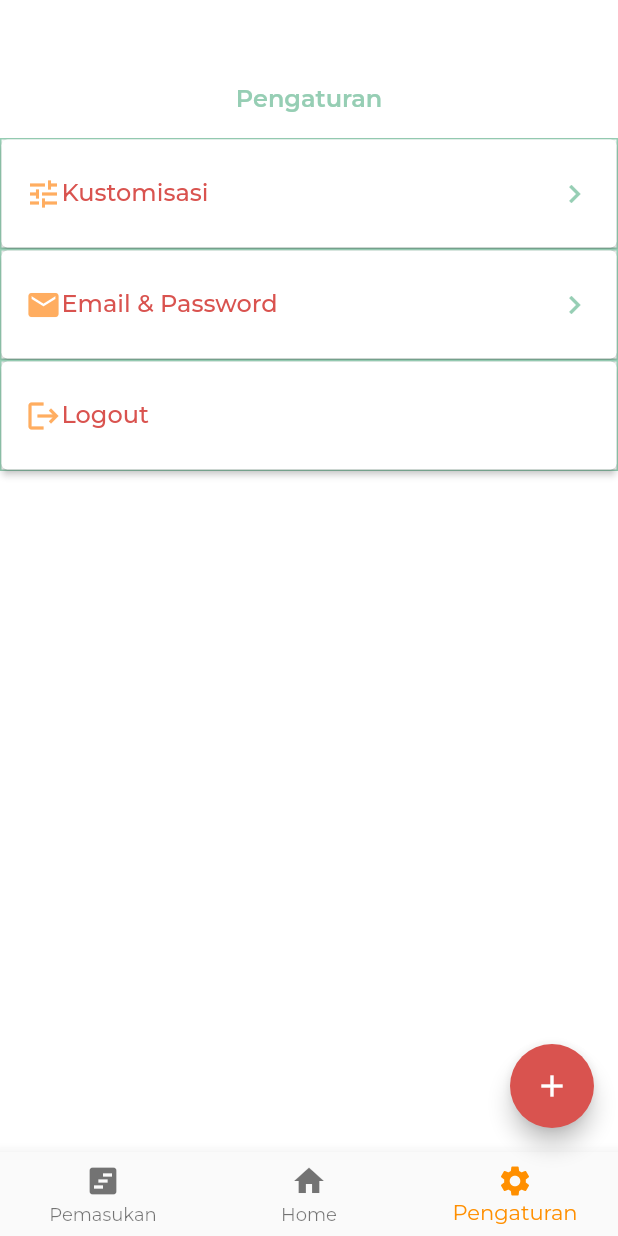
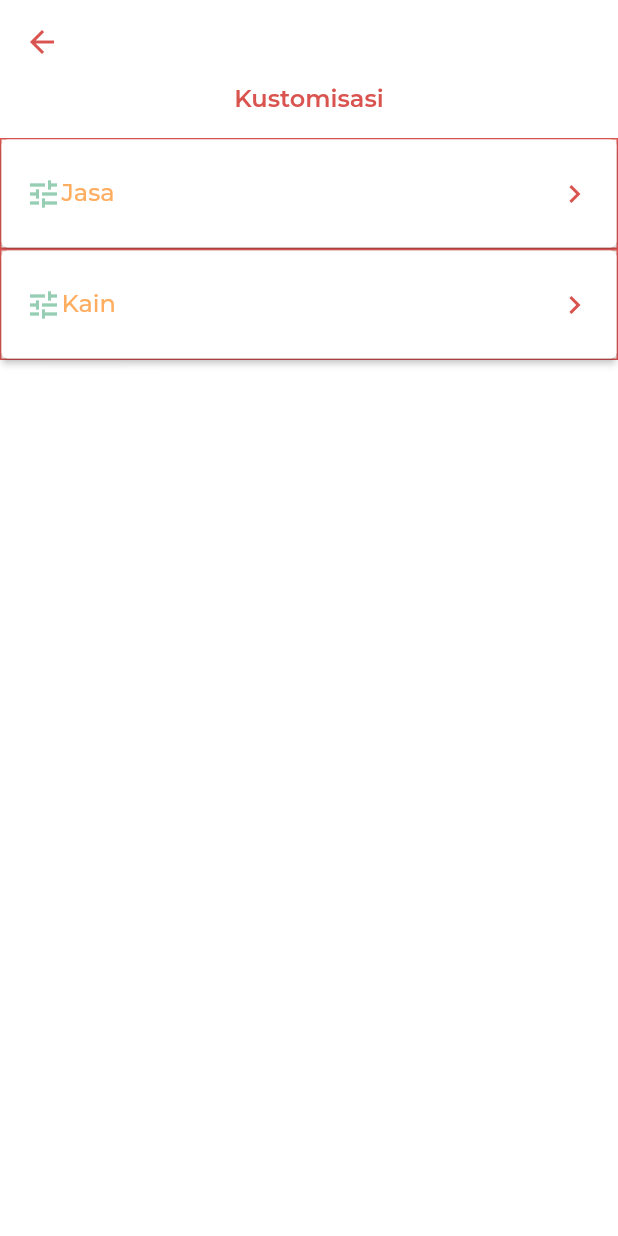
Before and after one commit to qonythazu/tugas-ippl, a Flutter app: the Home screen opened directly, item 3 of the bottom bar chosen, after a tap on "Kustomisasi", on a phone screen of 412 x 824 dp. Run offline on Flutter 3.47's test engine with Material 2 defaults, Android fonts, the phone set to English and light mode, and no system bars; project files that could hold a hidden picture were left out.

Commit message:
Menambah page kustom nya

```diff
--- a/lib/home.dart
+++ b/lib/home.dart
@@ -1,3 +1,4 @@
+import 'package:anuy/kustomisasi.dart';
 import 'package:anuy/pilihpesanan.dart';
 import 'package:flutter/material.dart';
 import 'package:flutter/src/widgets/container.dart';
@@ -32,8 +33,7 @@ class _HomeState extends State<Home> {
           title: const Text(""),
           backgroundColor: Colors.transparent,
           elevation: 0,
-          iconTheme: IconThemeData(color: Color(0xff96CEB4))
-      ),
+          iconTheme: IconThemeData(color: Color(0xff96CEB4))),
       floatingActionButton: FloatingActionButton(
         onPressed: () {
           Navigator.push(
@@ -107,9 +107,21 @@ class HomeScreen extends StatelessWidget {
                 // 0xffD9534F
                 // 0xff96CEB4
                 // 0xffFFAD60
-                Notes(user : "User A", kerjaan : "Kemeja", noHp: "08xx-xxxx-67xx", warna : 0xffD9534F),
-                Notes(user : "User B", kerjaan : "Kemeja", noHp: "08xx-xxxx-67xx", warna : 0xff96CEB4),
-                Notes(user : "User C", kerjaan : "Kemeja", noHp: "08xx-xxxx-67xx", warna : 0xffFFAD60),
+                Notes(
+                    user: "User A",
+                    kerjaan: "Kemeja",
+                    noHp: "08xx-xxxx-67xx",
+                    warna: 0xffD9534F),
+                Notes(
+                    user: "User B",
+                    kerjaan: "Kemeja",
+                    noHp: "08xx-xxxx-67xx",
+                    warna: 0xff96CEB4),
+                Notes(
+                    user: "User C",
+                    kerjaan: "Kemeja",
+                    noHp: "08xx-xxxx-67xx",
+                    warna: 0xffFFAD60),
               ],
             ),
           ),
@@ -131,9 +143,21 @@ class HomeScreen extends StatelessWidget {
             child: ListView(
               scrollDirection: Axis.horizontal,
               children: <Widget>[
-                Notes(user : "User D", kerjaan : "Kemeja", noHp: "08xx-xxxx-67xx", warna : 0xff96CEB4),
-                Notes(user : "User E", kerjaan : "Kemeja", noHp: "08xx-xxxx-67xx", warna : 0xffFFAD60),
-                Notes(user : "User F", kerjaan : "Kemeja", noHp: "08xx-xxxx-67xx", warna : 0xffD9534F),
+                Notes(
+                    user: "User D",
+                    kerjaan: "Kemeja",
+                    noHp: "08xx-xxxx-67xx",
+                    warna: 0xff96CEB4),
+                Notes(
+                    user: "User E",
+                    kerjaan: "Kemeja",
+                    noHp: "08xx-xxxx-67xx",
+                    warna: 0xffFFAD60),
+                Notes(
+                    user: "User F",
+                    kerjaan: "Kemeja",
+                    noHp: "08xx-xxxx-67xx",
+                    warna: 0xffD9534F),
               ],
             ),
           ),
@@ -155,9 +179,21 @@ class HomeScreen extends StatelessWidget {
             child: ListView(
               scrollDirection: Axis.horizontal,
               children: <Widget>[
-                Notes(user : "User H", kerjaan : "Kemeja", noHp: "08xx-xxxx-67xx", warna : 0xffFFAD60),
-                Notes(user : "User I", kerjaan : "Kemeja", noHp: "08xx-xxxx-67xx", warna : 0xffD9534F),
-                Notes(user : "User J", kerjaan : "Kemeja", noHp: "08xx-xxxx-67xx", warna : 0xff96CEB4),
+                Notes(
+                    user: "User H",
+                    kerjaan: "Kemeja",
+                    noHp: "08xx-xxxx-67xx",
+                    warna: 0xffFFAD60),
+                Notes(
+                    user: "User I",
+                    kerjaan: "Kemeja",
+                    noHp: "08xx-xxxx-67xx",
+                    warna: 0xffD9534F),
+                Notes(
+                    user: "User J",
+                    kerjaan: "Kemeja",
+                    noHp: "08xx-xxxx-67xx",
+                    warna: 0xff96CEB4),
               ],
             ),
           )
@@ -180,84 +216,99 @@ class PengaturanScreen extends StatelessWidget {
               padding: const EdgeInsets.only(bottom: 16.0),
               child: Text(
                 "Pengaturan",
-                style: TextStyle(color: Color(0xff96CEB4), fontSize: 16, fontWeight: FontWeight.w600),
+                style: TextStyle(
+                    color: Color(0xff96CEB4),
+                    fontSize: 16,
+                    fontWeight: FontWeight.w600),
               ),
             ),
             Container(
-              decoration: BoxDecoration(
-                border: Border.all(
-                  color: Color(0xff96CEB4)
+              decoration:
+                  BoxDecoration(border: Border.all(color: Color(0xff96CEB4))),
+              child: ElevatedButton(
+                  onPressed: () {
+                    Navigator.push(
+                      context,
+                      MaterialPageRoute(
+                        builder: (context) => const Kustom()
                       )
+                    );
+                  },
+                  style: ElevatedButton.styleFrom(
+                      backgroundColor: Colors.white,
+                      padding: EdgeInsets.symmetric(vertical: 8.0)),
+                  child: Padding(
+                    padding: const EdgeInsets.all(16.0),
+                    child: Row(
+                      children: [
+                        const Icon(
+                          Icons.tune,
+                          color: Color(0xffFFAD60),
                         ),
+                        const Text("Kustomisasi",
+                            style: TextStyle(
+                                color: Color(0xffD9534F), fontSize: 16)),
+                        Spacer(),
+                        const Icon(
+                          Icons.chevron_right,
+                          color: Color(0xff96CEB4),
+                        )
+                      ],
+                    ),
+                  )),
+            ),
+            Container(
+              decoration:
+                  BoxDecoration(border: Border.all(color: Color(0xff96CEB4))),
               child: ElevatedButton(
                   onPressed: () {},
                   style: ElevatedButton.styleFrom(
                       backgroundColor: Colors.white,
-                  padding: EdgeInsets.symmetric(vertical: 8.0)
-
-                ),
+                      padding: EdgeInsets.symmetric(vertical: 8.0)),
                   child: Padding(
                     padding: const EdgeInsets.all(16.0),
                     child: Row(
                       children: [
-                      const Icon(Icons.tune, color: Color(0xffFFAD60),),
-                      const Text("Kustomisasi", style: TextStyle(color: Color(0xffD9534F), fontSize: 16)),
+                        const Icon(
+                          Icons.mail,
+                          color: Color(0xffFFAD60),
+                        ),
+                        const Text(
+                          "Email & Password",
+                          style:
+                              TextStyle(color: Color(0xffD9534F), fontSize: 16),
+                        ),
                         Spacer(),
-                      const Icon(Icons.chevron_right, color: Color(0xff96CEB4),)
+                        const Icon(
+                          Icons.chevron_right,
+                          color: Color(0xff96CEB4),
+                        )
                       ],
                     ),
-                )
-              ),
+                  )),
             ),
             Container(
-              decoration: BoxDecoration(
-                border: Border.all(
-                  color: Color(0xff96CEB4)
-                )
-              ),
+              decoration:
+                  BoxDecoration(border: Border.all(color: Color(0xff96CEB4))),
               child: ElevatedButton(
                   onPressed: () {},
                   style: ElevatedButton.styleFrom(
                       backgroundColor: Colors.white,
-                  padding: EdgeInsets.symmetric(vertical: 8.0)
-
-                ),
+                      padding: EdgeInsets.symmetric(vertical: 8.0)),
                   child: Padding(
                     padding: const EdgeInsets.all(16.0),
                     child: Row(
                       children: [
-                      const Icon(Icons.mail, color: Color(0xffFFAD60),),
-                      const Text("Email & Password", style: TextStyle(color: Color(0xffD9534F), fontSize: 16),),
-                      Spacer(),
-                      const Icon(Icons.chevron_right, color: Color(0xff96CEB4),)
+                        const Icon(
+                          Icons.logout,
+                          color: Color(0xffFFAD60),
+                        ),
+                        const Text("Logout",
+                            style: TextStyle(
+                                color: Color(0xffD9534F), fontSize: 16)),
                       ],
                     ),
-                )
-              ),
-            ),
-            Container(
-              decoration: BoxDecoration(
-                border: Border.all(
-                  color: Color(0xff96CEB4)
-                )
-              ),
-              child: ElevatedButton(
-                onPressed: () {},
-                style: ElevatedButton.styleFrom(
-                  backgroundColor: Colors.white,
-                  padding: EdgeInsets.symmetric(vertical: 8.0)
-
-                ),
-                child: Padding(
-                  padding: const EdgeInsets.all(16.0),
-                  child: Row(
-                    children: [
-                      const Icon(Icons.logout, color: Color(0xffFFAD60),),
-                      const Text("Logout", style: TextStyle(color: Color(0xffD9534F), fontSize: 16)),
-                    ],
-                  ),
-                )
-              ),
+                  )),
             )
           ],
         ),
@@ -272,22 +323,20 @@ class Notes extends StatelessWidget {
   final String noHp;
   final int warna;
 
-  const Notes({
-    Key? key,
+  const Notes(
+      {Key? key,
       required this.user,
       required this.kerjaan,
       required this.noHp,
-    required this.warna
-  }) : super(key: key);
+      required this.warna})
+      : super(key: key);
 
   @override
   Widget build(BuildContext context) {
     return Container(
       margin: EdgeInsets.symmetric(horizontal: 4.0),
       child: ElevatedButton(
-        onPressed: () {
-
-        },
+        onPressed: () {},
         child: Padding(
           padding: const EdgeInsets.all(8.0),
           child: Column(
@@ -296,17 +345,14 @@ class Notes extends StatelessWidget {
             children: [
               Text(user, style: TextStyle(color: Colors.white)),
               Text(kerjaan, style: TextStyle(color: Colors.white)),
-              Text(noHp,
-                  style: TextStyle(color: Colors.white)),
+              Text(noHp, style: TextStyle(color: Colors.white)),
             ],
           ),
         ),
         style: ElevatedButton.styleFrom(
             backgroundColor: Color(warna),
             shape: new RoundedRectangleBorder(
-            borderRadius: new BorderRadius.circular(8.0)
-          )
-        ),
+                borderRadius: new BorderRadius.circular(8.0))),
       ),
     );
   }
--- /dev/null
+++ b/lib/kustomisasi.dart
@@ -0,0 +1,98 @@
+import 'package:flutter/material.dart';
+import 'package:flutter/src/widgets/container.dart';
+import 'package:flutter/src/widgets/framework.dart';
+
+class Kustom extends StatefulWidget {
+  const Kustom({super.key});
+
+  @override
+  State<Kustom> createState() => _KustomState();
+}
+
+class _KustomState extends State<Kustom> {
+  @override
+  Widget build(BuildContext context) {
+    return Scaffold(
+      appBar: AppBar(
+          title: const Text(""),
+          backgroundColor: Colors.transparent,
+          elevation: 0,
+          iconTheme: IconThemeData(color: Color(0xffD9534F))),
+      body: Center(
+        child: Column(
+          children: [
+            Padding(
+              padding: const EdgeInsets.only(bottom: 16.0),
+              child: Text(
+                "Kustomisasi",
+                style: TextStyle(
+                    color: Color(0xffD9534F),
+                    fontSize: 16,
+                    fontWeight: FontWeight.w600),
+              ),
+            ),
+            Container(
+              decoration:
+                  BoxDecoration(border: Border.all(color: Color(0xffD9534F))),
+              child: ElevatedButton(
+                  onPressed: () {
+                  },
+                  style: ElevatedButton.styleFrom(
+                      backgroundColor: Colors.white,
+                      padding: EdgeInsets.symmetric(vertical: 8.0)),
+                  child: Padding(
+                    padding: const EdgeInsets.all(16.0),
+                    child: Row(
+                      children: [
+                        const Icon(
+                          Icons.tune,
+                          color: Color(0xff96CEB4),
+                        ),
+                        const Text("Jasa",
+                            style: TextStyle(
+                                color: Color(0xffFFAD60), fontSize: 16)),
+                        Spacer(),
+                        const Icon(
+                          Icons.chevron_right,
+                          color: Color(0xffD9534F),
+                        )
+                      ],
+                    ),
+                  )),
+            ),
+            Container(
+              decoration:
+                  BoxDecoration(border: Border.all(color: Color(0xffD9534F))),
+              child: ElevatedButton(
+                  onPressed: () {},
+                  style: ElevatedButton.styleFrom(
+                      backgroundColor: Colors.white,
+                      padding: EdgeInsets.symmetric(vertical: 8.0)),
+                  child: Padding(
+                    padding: const EdgeInsets.all(16.0),
+                    child: Row(
+                      children: [
+                        const Icon(
+                          Icons.tune,
+                          color: Color(0xff96CEB4),
+                        ),
+                        const Text(
+                          "Kain",
+                          style:
+                              TextStyle(color: Color(0xffFFAD60), fontSize: 16),
+                        ),
+                        Spacer(),
+                        const Icon(
+                          Icons.chevron_right,
+                          color: Color(0xffD9534F),
+                        )
+                      ],
+                    ),
+                  )),
+            ),
+          ],
+        ),
+      ),
+    );
+  }
+}
```
Lines whose indentation alone changed are shown as unchanged.
